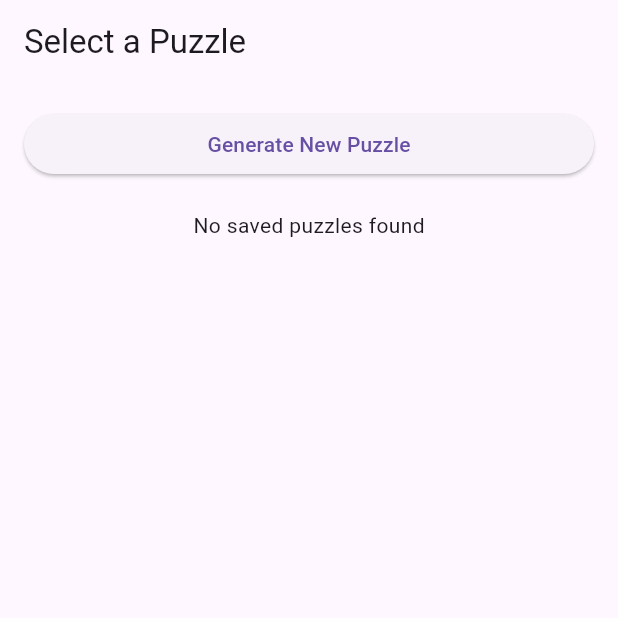
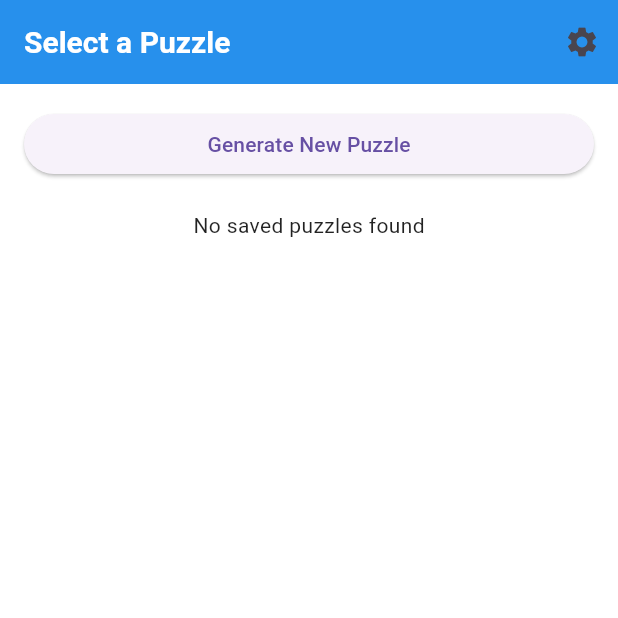
Before and after one commit to SeCorpo/simple_sudoku_flutter, a Flutter app: the screen it shows after launch, on a phone screen of 412 x 824 dp, the top half of it. Run offline on Flutter 3.47's test engine with Material 3 defaults, Android fonts, the light colour scheme and no system bars; our stand-ins replace flutter_bloc.

Commit message:
new settings_screen, new theme_bloc, new core/theme, settings button on home_screen

```diff
--- /dev/null
+++ b/lib/bloc/theme/theme_bloc.dart
@@ -0,0 +1,21 @@
+import 'package:flutter/material.dart';
+import 'package:flutter_bloc/flutter_bloc.dart';
+
+part 'theme_event.dart';
+part 'theme_state.dart';
+
+class ThemeBloc extends Bloc<ThemeEvent, ThemeState> {
+  ThemeBloc() : super(ThemeState(themeMode: ThemeMode.system)) {
+    on<ToggleTheme>(_onToggleTheme);
+    on<SetTheme>(_onSetTheme);
+  }
+
+  void _onToggleTheme(ToggleTheme event, Emitter<ThemeState> emit) {
+    final newTheme = state.themeMode == ThemeMode.light ? ThemeMode.dark : ThemeMode.light;
+    emit(ThemeState(themeMode: newTheme));
+  }
+
+  void _onSetTheme(SetTheme event, Emitter<ThemeState> emit) {
+    emit(ThemeState(themeMode: event.themeMode));
+  }
+}
--- /dev/null
+++ b/lib/bloc/theme/theme_event.dart
@@ -0,0 +1,11 @@
+part of 'theme_bloc.dart';
+
+@immutable
+abstract class ThemeEvent {}
+
+class ToggleTheme extends ThemeEvent {}
+
+class SetTheme extends ThemeEvent {
+  final ThemeMode themeMode;
+  SetTheme({required this.themeMode});
+}
--- /dev/null
+++ b/lib/bloc/theme/theme_state.dart
@@ -0,0 +1,7 @@
+part of 'theme_bloc.dart';
+
+@immutable
+class ThemeState {
+  final ThemeMode themeMode;
+  const ThemeState({required this.themeMode});
+}
--- a/lib/core/theme.dart
+++ b/lib/core/theme.dart
@@ -0,0 +1,59 @@
+import 'package:flutter/material.dart';
+
+class AppTheme {
+  static ThemeData lightTheme = ThemeData(
+    brightness: Brightness.light,
+    primarySwatch: Colors.blue,
+    scaffoldBackgroundColor: Colors.white,
+    appBarTheme: const AppBarTheme(
+      color: Colors.blue,
+      elevation: 4,
+      titleTextStyle: TextStyle(
+        fontSize: 20,
+        fontWeight: FontWeight.bold,
+        color: Colors.white,
+      ),
+    ),
+    textTheme: const TextTheme(
+      bodyLarge: TextStyle(fontSize: 16, color: Colors.black),
+      bodyMedium: TextStyle(fontSize: 14, color: Colors.black87),
+    ),
+    buttonTheme: const ButtonThemeData(
+      buttonColor: Colors.blue,
+      textTheme: ButtonTextTheme.primary,
+    ),
+    sliderTheme: const SliderThemeData(
+      activeTrackColor: Colors.blue,
+      inactiveTrackColor: Colors.grey,
+      thumbColor: Colors.blueAccent,
+    ),
+  );
+
+  static ThemeData darkTheme = ThemeData(
+    brightness: Brightness.dark,
+    primarySwatch: Colors.blueGrey,
+    scaffoldBackgroundColor: Colors.black,
+    appBarTheme: const AppBarTheme(
+      color: Colors.blueGrey,
+      elevation: 4,
+      titleTextStyle: TextStyle(
+        fontSize: 20,
+        fontWeight: FontWeight.bold,
+        color: Colors.white,
+      ),
+    ),
+    textTheme: const TextTheme(
+      bodyLarge: TextStyle(fontSize: 16, color: Colors.white),
+      bodyMedium: TextStyle(fontSize: 14, color: Colors.white70),
+    ),
+    buttonTheme: const ButtonThemeData(
+      buttonColor: Colors.blueGrey,
+      textTheme: ButtonTextTheme.primary,
+    ),
+    sliderTheme: const SliderThemeData(
+      activeTrackColor: Colors.blueGrey,
+      inactiveTrackColor: Colors.grey,
+      thumbColor: Colors.white,
+    ),
+  );
+}
--- a/lib/main.dart
+++ b/lib/main.dart
@@ -2,6 +2,8 @@ import 'package:flutter/material.dart';
 import 'package:flutter_bloc/flutter_bloc.dart';
 import 'bloc/game/game_bloc.dart';
 import 'bloc/provider/provider_bloc.dart';
+import 'bloc/theme/theme_bloc.dart';
+import 'core/theme.dart';
 import 'services/puzzle_service.dart';
 import 'services/save_service.dart';
 import 'ui/screens/home_screen.dart';
@@ -24,11 +26,19 @@ class MyApp extends StatelessWidget {
         providers: [
           BlocProvider(create: (context) => GameBloc(context.read<PuzzleService>())),
           BlocProvider(create: (context) => ProviderBloc(context.read<SaveService>())),
+          BlocProvider(create: (context) => ThemeBloc()),
         ],
-        child: MaterialApp(
-          debugShowCheckedModeBanner: false,
-          title: 'Simple Sudoku Game',
-          home: const HomeScreen(),
+        child: BlocBuilder<ThemeBloc, ThemeState>(
+          builder: (context, state) {
+            return MaterialApp(
+              debugShowCheckedModeBanner: false,
+              title: 'Simple Sudoku Game',
+              theme: AppTheme.lightTheme,
+              darkTheme: AppTheme.darkTheme,
+              themeMode: state.themeMode,
+              home: const HomeScreen(),
+            );
+          },
         ),
       ),
     );
--- a/lib/ui/screens/home_screen.dart
+++ b/lib/ui/screens/home_screen.dart
@@ -1,6 +1,7 @@
 import 'package:flutter/material.dart';
 import 'package:flutter_bloc/flutter_bloc.dart';
 import 'package:simple_sudoku_flutter/core/utils/string_utils.dart';
+import 'package:simple_sudoku_flutter/ui/screens/settings_screen.dart';
 import '../../bloc/game/game_bloc.dart';
 import '../../bloc/provider/provider_bloc.dart';
 import 'game_screen.dart';
@@ -13,7 +14,20 @@ class HomeScreen extends StatelessWidget {
     context.read<ProviderBloc>().add(LoadSavedPuzzles());
 
     return Scaffold(
-      appBar: AppBar(title: const Text("Select a Puzzle")),
+      appBar: AppBar(
+        title: const Text("Select a Puzzle"),
+        actions: [
+          IconButton(
+            icon: const Icon(Icons.settings),
+            onPressed: () {
+              Navigator.push(
+                context,
+                MaterialPageRoute(builder: (context) => const SettingsScreen()),
+              );
+            },
+          ),
+        ],
+      ),
       body: Padding(
         padding: const EdgeInsets.all(16.0),
         child: Column(
```
Also changed, not shown: lib/ui/screens/settings_screen.dart (+43 -0 lines).
